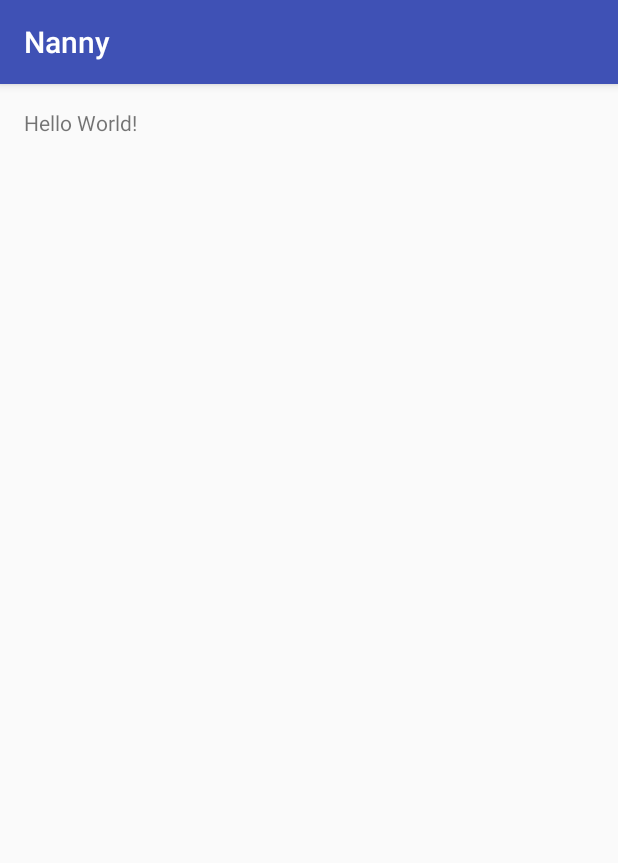
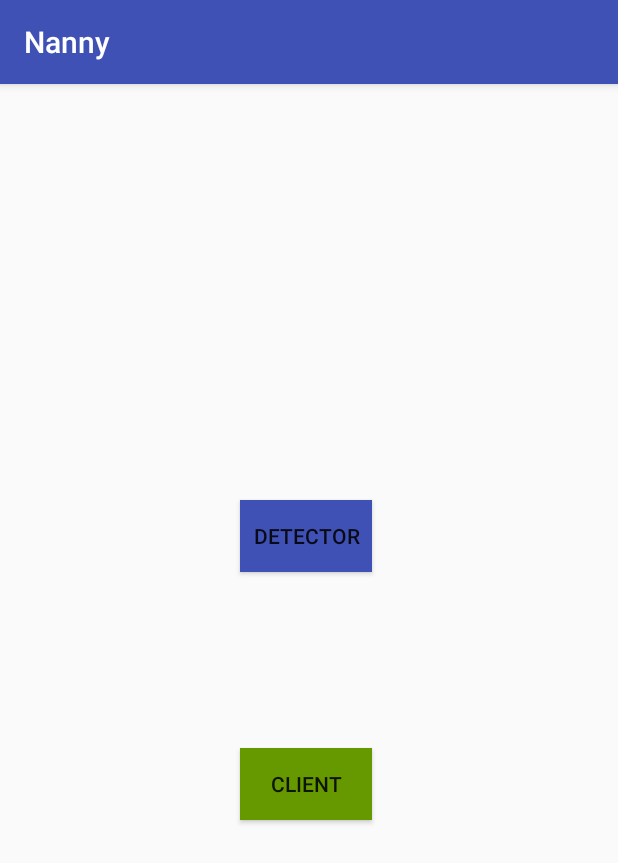
Before and after one commit to SebJak/nanny_dsp, an Android app: the screen it shows after launch (MainActivity), on a phone screen of 412 x 824 dp. Shown: the top 863 px of the screen. Run offline under Robolectric (Android 15) with nearby library versions, the phone set to English and light mode, and no system bars.

Commit message:
Add client and detector button and simple view for each mode.

```diff
--- a/Nanny/app/build.gradle
+++ b/Nanny/app/build.gradle
@@ -26,4 +26,5 @@ dependencies {
     })
     compile 'com.android.support:appcompat-v7:25.3.1'
     testCompile 'junit:junit:4.12'
+    compile 'com.android.support.constraint:constraint-layout:1.0.2'
 }
--- a/Nanny/app/src/main/res/layout/activity_main.xml
+++ b/Nanny/app/src/main/res/layout/activity_main.xml
@@ -1,18 +1,32 @@
 <?xml version="1.0" encoding="utf-8"?>
-<RelativeLayout
+<android.support.constraint.ConstraintLayout
         xmlns:android="http://schemas.android.com/apk/res/android"
-        xmlns:tools="http://schemas.android.com/tools"
+        xmlns:app="http://schemas.android.com/apk/res-auto" xmlns:tools="http://schemas.android.com/tools"
         android:id="@+id/activity_main"
         android:layout_width="match_parent"
         android:layout_height="match_parent"
-        android:paddingLeft="@dimen/activity_horizontal_margin"
-        android:paddingRight="@dimen/activity_horizontal_margin"
-        android:paddingTop="@dimen/activity_vertical_margin"
-        android:paddingBottom="@dimen/activity_vertical_margin"
         tools:context="com.dsp.sjk.nanny.MainActivity">
 
-    <TextView
+    <Button
+            android:id="@+id/btn_detector" android:text="@string/btn_detector"
             android:layout_width="wrap_content"
             android:layout_height="wrap_content"
-            android:text="Hello World!"/>
-</RelativeLayout>
+            android:background="@color/colorPrimary"
+            android:layout_marginTop="160dp"
+            app:layout_constraintTop_toTopOf="parent"
+            app:layout_constraintBottom_toTopOf="@+id/btn_client"
+            app:layout_constraintVertical_bias="0.19" android:layout_marginStart="160dp"
+            app:layout_constraintLeft_toLeftOf="parent" android:onClick="detectorClick"/>
+
+    <Button
+            android:id="@+id/btn_client" android:text="@string/btn_receiver"
+            android:layout_width="wrap_content"
+            android:layout_height="wrap_content"
+            android:background="@android:color/holo_green_dark"
+            app:layout_constraintTop_toBottomOf="@+id/btn_detector"
+            app:layout_constraintBottom_toBottomOf="parent"
+            app:layout_constraintVertical_bias="1.0" android:layout_marginBottom="160dp"
+            android:layout_marginStart="160dp" app:layout_constraintLeft_toLeftOf="parent"
+            android:onClick="clientClick"/>
+
+</android.support.constraint.ConstraintLayout>
--- a/Nanny/app/src/main/res/values/colors.xml
+++ b/Nanny/app/src/main/res/values/colors.xml
@@ -1,6 +1,6 @@
 <?xml version="1.0" encoding="utf-8"?>
 <resources>
-    <color name="colorPrimary">#3F51B5</color>
+    <color name="colorPrimary">#3f51b5</color>
     <color name="colorPrimaryDark">#303F9F</color>
     <color name="colorAccent">#FF4081</color>
 </resources>
--- a/Nanny/app/src/main/res/values/strings.xml
+++ b/Nanny/app/src/main/res/values/strings.xml
@@ -1,3 +1,5 @@
 <resources>
     <string name="app_name">Nanny</string>
+    <string name="btn_detector">Detector</string>
+    <string name="btn_receiver">Client</string>
 </resources>
```
Also changed, not shown: Nanny/app/src/main/AndroidManifest.xml (+11 -1 lines), Nanny/app/src/main/java/com/dsp/sjk/nanny/ClientActivity.java (added, +16 -0 lines), Nanny/app/src/main/java/com/dsp/sjk/nanny/DetectorActivity.java (added, +17 -0 lines), Nanny/app/src/main/java/com/dsp/sjk/nanny/MainActivity.java (+12 -0 lines), Nanny/app/src/main/res/layout/activity_client.xml (added, +12 -0 lines), Nanny/app/src/main/res/layout/activity_detector.xml (added, +12 -0 lines), 1 other file.
